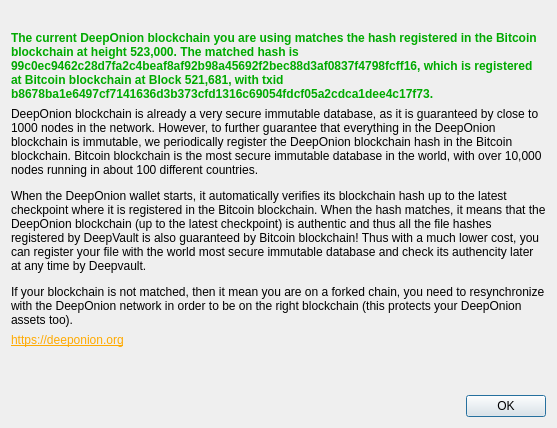
This is src/qt/forms/blockchaindialog.ui in deeponion/deeponion-legacy as Qt 5 draws it before an edit. The edited form follows.
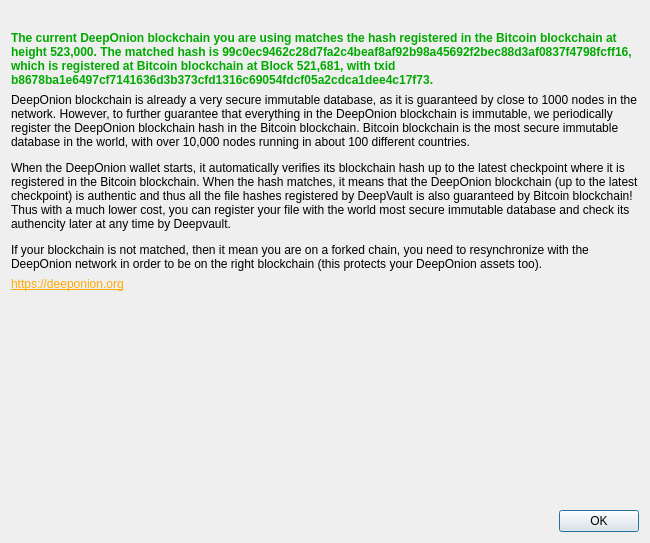
This is the edited form. Icons and pictures are not drawn.

Patch:
```diff
--- a/src/qt/forms/blockchaindialog.ui
+++ b/src/qt/forms/blockchaindialog.ui
@@ -6,8 +6,8 @@
    <rect>
     <x>0</x>
     <y>0</y>
-    <width>557</width>
-    <height>428</height>
+    <width>650</width>
+    <height>543</height>
    </rect>
   </property>
   <property name="windowTitle">
```
